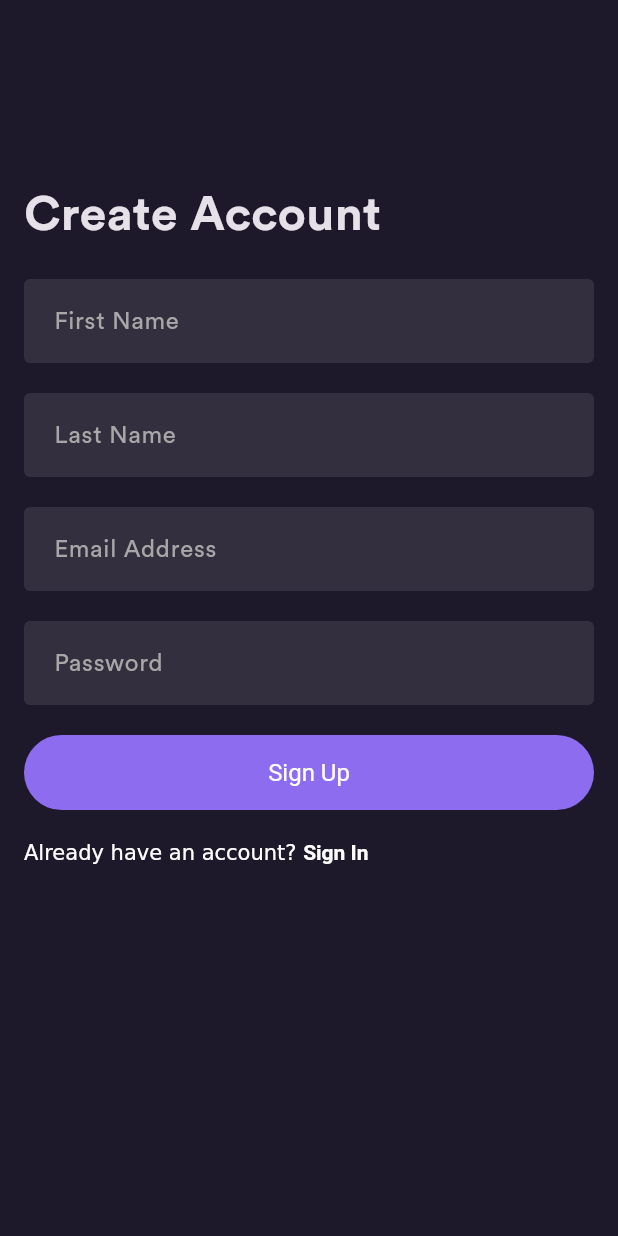
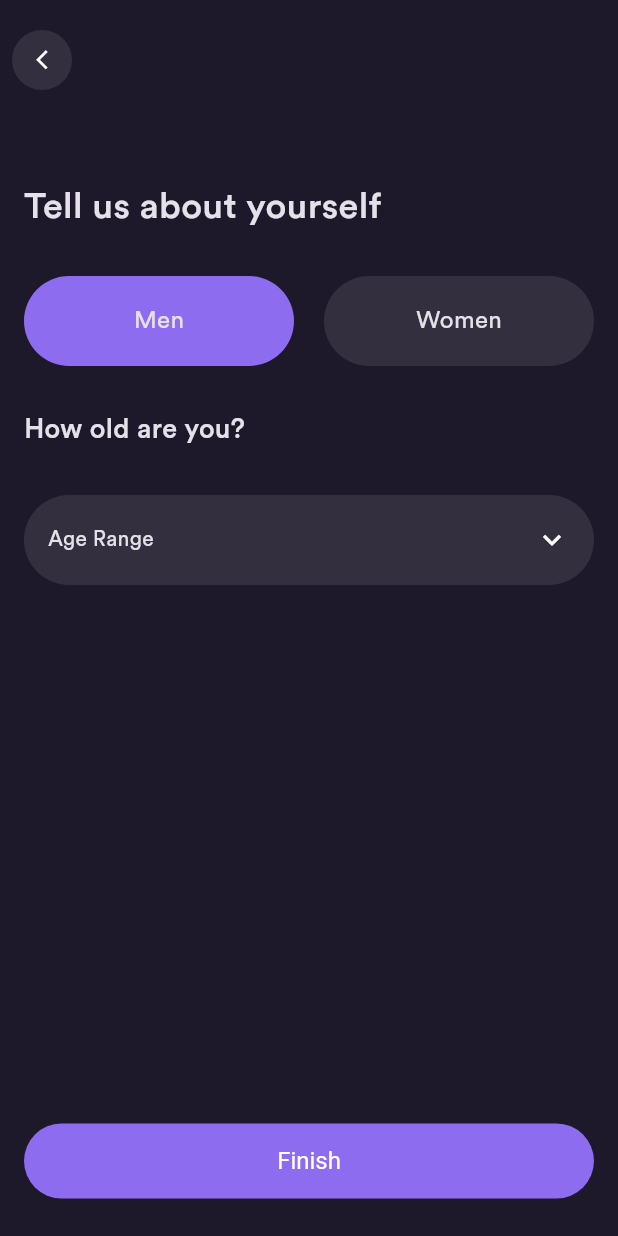
Before and after one commit to FrodenZLabs/E-Commerce-App, a Flutter app: the SignUpPage screen opened directly, after a tap on "Sign Up", on a phone screen of 412 x 824 dp. Run offline on Flutter 3.47's test engine with Material 3 defaults, Android fonts, the phone set to English and light mode, and no system bars; our stand-ins replace cloud_firestore, dartz, firebase_core, flutter_bloc, flutter_svg; accounts and stored records are empty.

Commit message:
Added gender and age bloc and UI

```diff
--- a/lib/main.dart
+++ b/lib/main.dart
@@ -1,6 +1,9 @@
 import 'package:e_commerce_app/common/bloc/button/button_cubit.dart';
 import 'package:e_commerce_app/core/configs/theme/app_theme.dart';
 import 'package:e_commerce_app/firebase_options.dart';
+import 'package:e_commerce_app/presentation/auth/bloc/age_display_cubit.dart';
+import 'package:e_commerce_app/presentation/auth/bloc/age_selection_cubit.dart';
+import 'package:e_commerce_app/presentation/auth/bloc/gender_selection_cubit.dart';
 import 'package:e_commerce_app/presentation/splash/bloc/splash_cubit.dart';
 import 'package:e_commerce_app/presentation/splash/pages/splash.dart';
 import 'package:firebase_core/firebase_core.dart';
@@ -22,6 +25,9 @@ class MyApp extends StatelessWidget {
       providers: [
         BlocProvider(create: (context) => SplashCubit()..appStarted()),
         BlocProvider(create: (context) => ButtonCubit()),
+        BlocProvider(create: (context) => GenderSelectionCubit()),
+        BlocProvider(create: (context) => AgeSelectionCubit()),
+        BlocProvider(create: (context) => AgeDisplayCubit()),
       ],
       child: MaterialApp(
         theme: AppTheme.appTheme,
--- /dev/null
+++ b/lib/presentation/auth/bloc/age_display_state.dart
@@ -0,0 +1,15 @@
+import 'package:cloud_firestore/cloud_firestore.dart';
+
+abstract class AgeDisplayState {}
+
+class AgesLoading extends AgeDisplayState {}
+
+class AgesLoaded extends AgeDisplayState {
+  final List<QueryDocumentSnapshot<Map<String, dynamic>>> ages;
+  AgesLoaded({required this.ages});
+}
+
+class AgesLoadFailure extends AgeDisplayState {
+  final String message;
+  AgesLoadFailure({required this.message});
+}
--- /dev/null
+++ b/lib/presentation/auth/bloc/age_selection_cubit.dart
@@ -0,0 +1,12 @@
+import 'package:flutter_bloc/flutter_bloc.dart';
+
+class AgeSelectionCubit extends Cubit<String> {
+  AgeSelectionCubit() : super('Age Range');
+
+  String selectedAge = '';
+
+  void selectAge(String age) {
+    selectedAge = age;
+    emit(selectedAge);
+  }
+}
--- /dev/null
+++ b/lib/presentation/auth/bloc/gender_selection_cubit.dart
@@ -0,0 +1,12 @@
+import 'package:flutter_bloc/flutter_bloc.dart';
+
+class GenderSelectionCubit extends Cubit<int> {
+  GenderSelectionCubit() : super(1);
+
+  int selectedIndex = 1;
+
+  void selectGender(int index) {
+    selectedIndex = index;
+    emit(index);
+  }
+}
--- /dev/null
+++ b/lib/presentation/auth/pages/gender_and_age_selection.dart
@@ -0,0 +1,146 @@
+import 'package:e_commerce_app/common/bloc/button/button_cubit.dart';
+import 'package:e_commerce_app/common/bloc/button/button_state.dart';
+import 'package:e_commerce_app/common/helper/bottomsheet/app_bottomsheet.dart';
+import 'package:e_commerce_app/common/widgets/appbar/app_bar.dart';
+import 'package:e_commerce_app/common/widgets/button/basic_reactive_button.dart';
+import 'package:e_commerce_app/core/configs/theme/app_colors.dart';
+import 'package:e_commerce_app/presentation/auth/bloc/age_display_cubit.dart';
+import 'package:e_commerce_app/presentation/auth/bloc/age_selection_cubit.dart';
+import 'package:e_commerce_app/presentation/auth/bloc/gender_selection_cubit.dart';
+import 'package:e_commerce_app/presentation/auth/widgets/ages.dart';
+import 'package:flutter/material.dart';
+import 'package:flutter_bloc/flutter_bloc.dart';
+
+class GenderAndAgeSelection extends StatelessWidget {
+  final String userCreationReq;
+  const GenderAndAgeSelection({super.key, required this.userCreationReq});
+
+  @override
+  Widget build(BuildContext context) {
+    return Scaffold(
+      appBar: BasicAppBar(),
+      body: BlocListener<ButtonCubit, ButtonState>(
+        listener: (context, state) {
+          if (state is ButtonFailureState) {
+            // Error message
+          }
+        },
+        child: Column(
+          children: [
+            Padding(
+              padding: const EdgeInsets.symmetric(horizontal: 16, vertical: 40),
+              child: Column(
+                crossAxisAlignment: CrossAxisAlignment.start,
+                children: [
+                  Text(
+                    'Tell us about yourself',
+                    style: TextStyle(fontSize: 24, fontWeight: FontWeight.w500),
+                  ),
+                  const SizedBox(height: 30),
+
+                  BlocBuilder<GenderSelectionCubit, int>(
+                    builder: (context, state) {
+                      return Row(
+                        mainAxisAlignment: MainAxisAlignment.spaceBetween,
+                        children: [
+                          genderTile(context, 1, 'Men'),
+                          const SizedBox(width: 20),
+                          genderTile(context, 2, 'Women'),
+                        ],
+                      );
+                    },
+                  ),
+                  const SizedBox(height: 30),
+                  Text(
+                    'How old are you?',
+                    style: TextStyle(fontSize: 18, fontWeight: FontWeight.w500),
+                  ),
+                  const SizedBox(height: 30),
+                  _age(),
+                ],
+              ),
+            ),
+            const Spacer(),
+            _finishButton(context),
+          ],
+        ),
+      ),
+    );
+  }
+
+  Widget genderTile(BuildContext context, int genderIndex, String gender) {
+    return Expanded(
+      child: GestureDetector(
+        onTap: () {
+          context.read<GenderSelectionCubit>().selectGender(genderIndex);
+        },
+        child: Container(
+          height: 60,
+          decoration: BoxDecoration(
+            color:
+                context.read<GenderSelectionCubit>().selectedIndex ==
+                    genderIndex
+                ? AppColors.primary
+                : AppColors.secondBackground,
+            borderRadius: BorderRadius.circular(30),
+          ),
+          child: Center(
+            child: Text(
+              gender,
+              style: const TextStyle(fontSize: 16, fontWeight: FontWeight.w400),
+            ),
+          ),
+        ),
+      ),
+    );
+  }
+
+  Widget _age() {
+    return BlocBuilder<AgeSelectionCubit, String>(
+      builder: (context, state) {
+        return GestureDetector(
+          onTap: () {
+            AppBottomSheet.display(
+              context,
+              MultiBlocProvider(
+                providers: [
+                  BlocProvider.value(value: context.read<AgeSelectionCubit>()),
+                  BlocProvider.value(
+                    value: context.read<AgeDisplayCubit>()..displayAges(),
+                  ),
+                ],
+                child: const Ages(),
+              ),
+            );
+          },
+          child: Container(
+            height: 60,
+            padding: const EdgeInsets.symmetric(horizontal: 16),
+            decoration: BoxDecoration(
+              color: AppColors.secondBackground,
+              borderRadius: BorderRadius.circular(30),
+            ),
+            child: Row(
+              mainAxisAlignment: MainAxisAlignment.spaceBetween,
+              children: [Text(state), const Icon(Icons.keyboard_arrow_down)],
+            ),
+          ),
+        );
+      },
+    );
+  }
+
+  Widget _finishButton(BuildContext context) {
+    return Container(
+      height: 100,
+      padding: const EdgeInsets.symmetric(horizontal: 16),
+      child: Center(
+        child: Builder(
+          builder: (context) {
+            return BasicReactiveButton(onPressed: () {}, title: 'Finish');
+          },
+        ),
+      ),
+    );
+  }
+}
--- a/lib/presentation/auth/pages/signup.dart
+++ b/lib/presentation/auth/pages/signup.dart
@@ -1,6 +1,7 @@
 import 'package:e_commerce_app/common/helper/navigator/app_navigator.dart';
 import 'package:e_commerce_app/common/widgets/appbar/app_bar.dart';
 import 'package:e_commerce_app/common/widgets/button/basic_app_button.dart';
+import 'package:e_commerce_app/presentation/auth/pages/gender_and_age_selection.dart';
 import 'package:e_commerce_app/presentation/auth/pages/signin.dart';
 import 'package:flutter/gestures.dart';
 import 'package:flutter/material.dart';
@@ -47,7 +48,15 @@ class SignUpPage extends StatelessWidget {
               decoration: InputDecoration(hintText: 'Password'),
             ),
             const SizedBox(height: 20),
-            BasicAppButton(onPressed: () {}, title: 'Sign Up'),
+            BasicAppButton(
+              onPressed: () {
+                AppNavigator.push(
+                  context,
+                  GenderAndAgeSelection(userCreationReq: ''),
+                );
+              },
+              title: 'Sign Up',
+            ),
             const SizedBox(height: 20),
             RichText(
               text: TextSpan(
--- a/pubspec.yaml
+++ b/pubspec.yaml
@@ -38,6 +38,7 @@ dependencies:
   flutter_bloc: ^9.1.1
   flutter_svg: ^2.2.1
   dartz: ^0.10.1
+  cloud_firestore: ^6.0.1
 
 dev_dependencies:
   flutter_test:
```
Also changed, not shown: lib/common/helper/bottomsheet/app_bottomsheet.dart (added, +18 -0 lines), lib/presentation/auth/bloc/age_display_cubit.dart (added, +19 -0 lines), lib/presentation/auth/widgets/ages.dart (added, +62 -0 lines), pubspec.lock, 3 other files.
